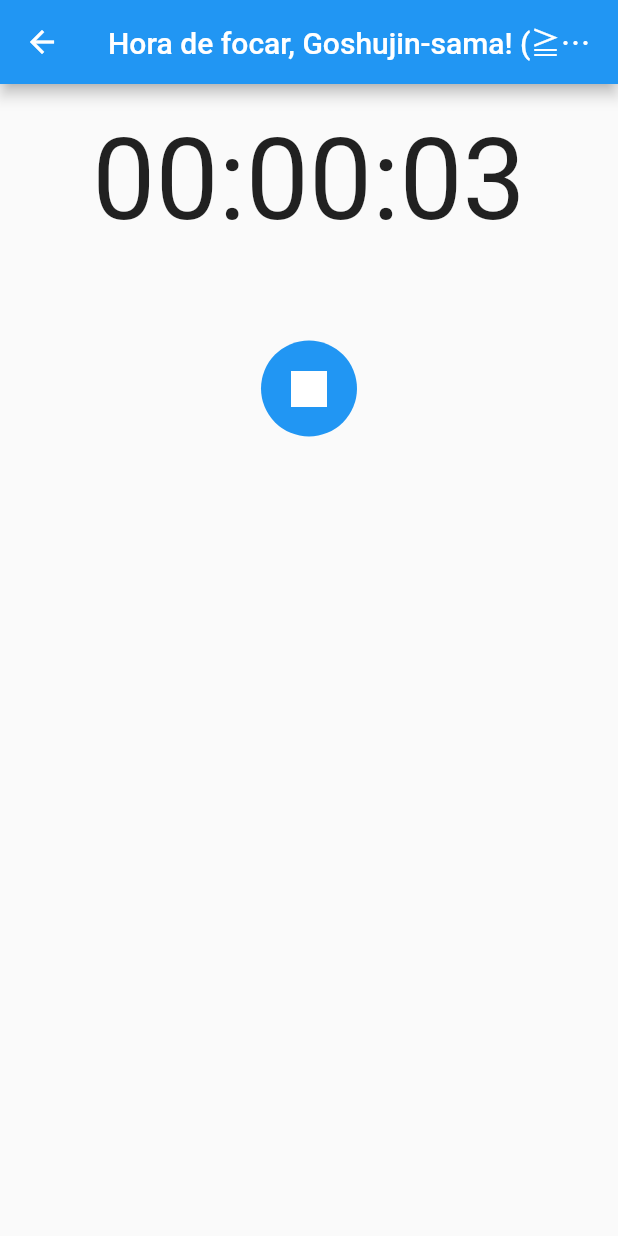
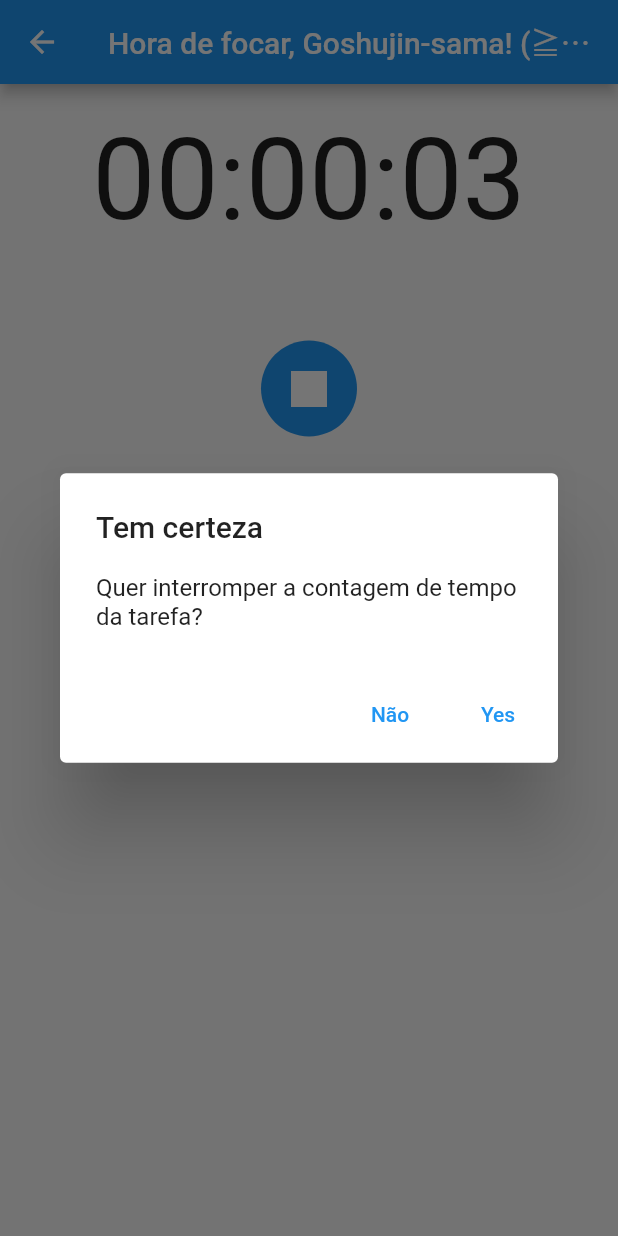
Before and after one commit to Wyru/saiko-task-time-tracker, a Flutter app: the TimeTracking screen opened directly with empty values, after a tap on the "stop" icon, on a phone screen of 412 x 824 dp. Run offline on Flutter 3.47's test engine with Material 2 defaults, Android fonts, the phone set to English and light mode, and no system bars; our stand-ins replace flutter_colorpicker.

Commit message:
🚩contando tempo das tarefas

```diff
--- a/lib/app/TimeTracking/TimeTracking.dart
+++ b/lib/app/TimeTracking/TimeTracking.dart
@@ -44,8 +44,11 @@ class _TimeTrackingState extends State<TimeTracking> {
   Widget build(BuildContext context) {
     task = ModalRoute.of(context)!.settings.arguments as Task;
 
-    return Scaffold(
-      appBar: AppBar(title: const Text('Hora de focar, Goshujin-sama! (≧∇≦)ﾉ')),
+    return WillPopScope(
+      onWillPop: onWillPop,
+      child: Scaffold(
+        appBar:
+            AppBar(title: const Text('Hora de focar, Goshujin-sama! (≧∇≦)ﾉ')),
         body: Column(
           children: [
             Row(mainAxisAlignment: MainAxisAlignment.center, children: [
@@ -82,7 +85,11 @@ class _TimeTrackingState extends State<TimeTracking> {
                   child: IconButton(
                     iconSize: 48,
                     color: Colors.white,
-                  onPressed: () {},
+                    onPressed: () async {
+                      if (await onWillPop()) {
+                        Navigator.of(context).pop();
+                      }
+                    },
                     icon: const Icon(Icons.stop),
                   ),
                 ),
@@ -90,6 +97,37 @@ class _TimeTrackingState extends State<TimeTracking> {
             )
           ],
         ),
+      ),
     );
   }
+
+  Future<bool> onWillPop() async {
+    return (await showDialog(
+          context: context,
+          builder: (context) => AlertDialog(
+            title: const Text('Tem certeza'),
+            content:
+                const Text('Quer interromper a contagem de tempo da tarefa?'),
+            actions: <Widget>[
+              TextButton(
+                onPressed: () => Navigator.of(context).pop(false),
+                child: const Text('Não'),
+              ),
+              TextButton(
+                onPressed: () {
+                  stopTask(context);
+                  Navigator.of(context).pop(true);
+                },
+                child: const Text('Yes'),
+              ),
+            ],
+          ),
+        )) ??
+        false;
   }
+
+  void stopTask(context) {
+    task!.end = DateTime.now();
+    oneSecondTimer.cancel();
+  }
+}
--- a/lib/data/dataAccessProvider.dart
+++ b/lib/data/dataAccessProvider.dart
@@ -2,7 +2,7 @@ import 'package:flutter/material.dart';
 import 'package:maidttt/model/Task.dart';
 import 'package:maidttt/model/TaskCategory.dart';
 
-class DataAccessProvider {
+class DataAccessProvider extends ChangeNotifier {
   static final DataAccessProvider instance = DataAccessProvider._();
 
   List<TaskCategory> categories = [
--- a/lib/main.dart
+++ b/lib/main.dart
@@ -1,17 +1,17 @@
 import 'package:flutter/material.dart';
 import 'package:maidttt/app/TimeTracking/TimeTracking.dart';
+import 'package:maidttt/data/dataAccessProvider.dart';
 import 'package:provider/provider.dart';
 import 'package:maidttt/app/Categories/Categories.dart';
 import 'package:maidttt/app/Home/Home.dart';
 import 'package:maidttt/app/TaskHistory/TaskHistory.dart';
-import 'package:maidttt/data/DataAccessProvider.dart';
 
 void main() {
   WidgetsFlutterBinding.ensureInitialized();
 
   runApp(MultiProvider(
     providers: [
-      Provider<DataAccessProvider>(create: (_) => DataAccessProvider.instance)
+      ChangeNotifierProvider(create: (_) => DataAccessProvider.instance)
     ],
     child: MaterialApp(initialRoute: '/', routes: {
       '/': (context) => const maidTTT(),
--- a/lib/model/Task.dart
+++ b/lib/model/Task.dart
@@ -1,3 +1,6 @@
+import 'package:maidttt/data/dataAccessProvider.dart';
+import 'package:provider/provider.dart';
+
 class Task {
   String description;
   int categoryId;
```
Also changed, not shown: lib/app/Home/Home.dart (+16 -9 lines), 1 other file. Lines whose indentation alone changed are shown as unchanged.
